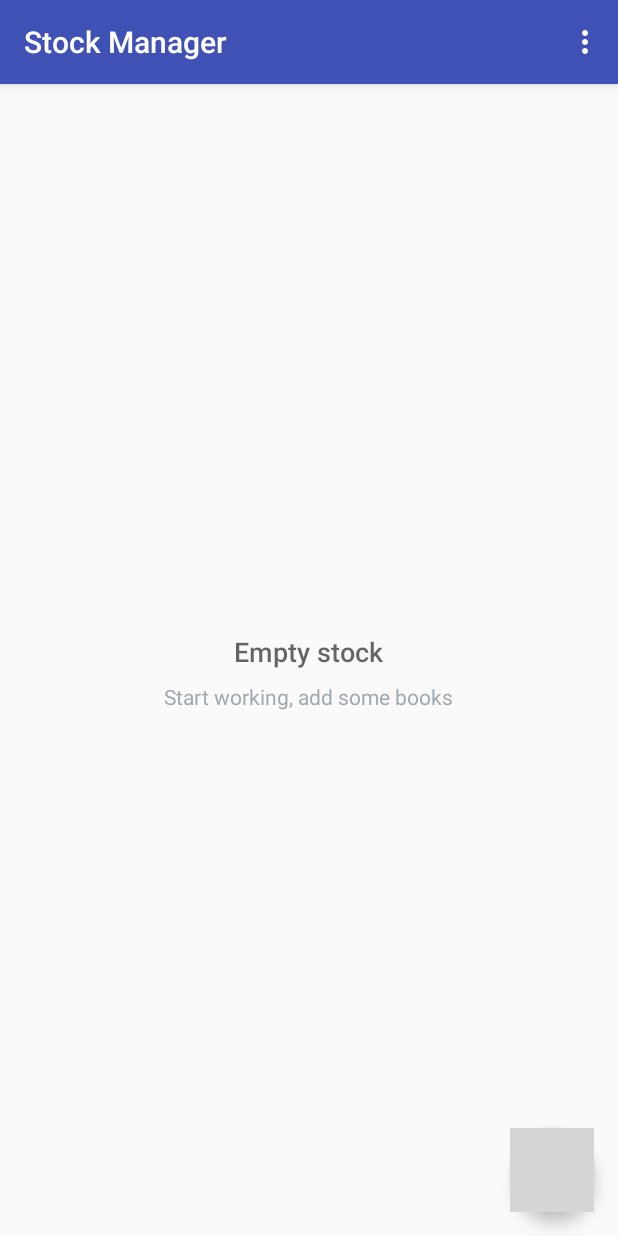
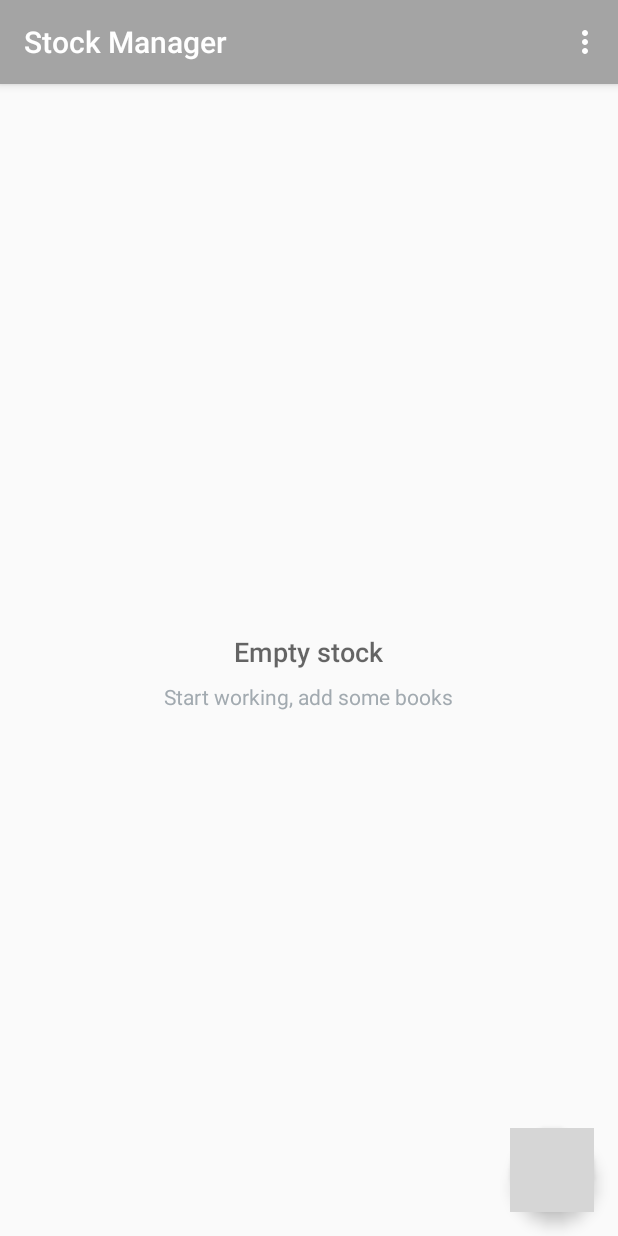
Before and after one commit to VaidotasK/StockManager, an Android app: the screen it shows after launch (MainActivity), on a phone screen of 412 x 824 dp. Run offline under Robolectric (Android 15) with nearby library versions, the phone set to English and light mode, and no system bars; grey boxes are pictures that could not be loaded.

Commit message:
Fixed colors and added new ones.

```diff
--- a/app/src/main/res/values/colors.xml
+++ b/app/src/main/res/values/colors.xml
@@ -1,6 +1,9 @@
 <?xml version="1.0" encoding="utf-8"?>
 <resources>
-    <color name="colorPrimary">#3F51B5</color>
-    <color name="colorPrimaryDark">#303F9F</color>
-    <color name="colorAccent">#FF4081</color>
+    <color name="colorPrimary">#a4a4a4</color>
+    <color name="colorPrimaryDark">#494949</color>
+    <color name="colorAccent">#b0bec5</color>
+    <color name="text_color">#FFFFFF</color>
+    <color name="background_text">#55000000</color>
+    <color name="background_button">#b0bec5</color>
 </resources>
```
